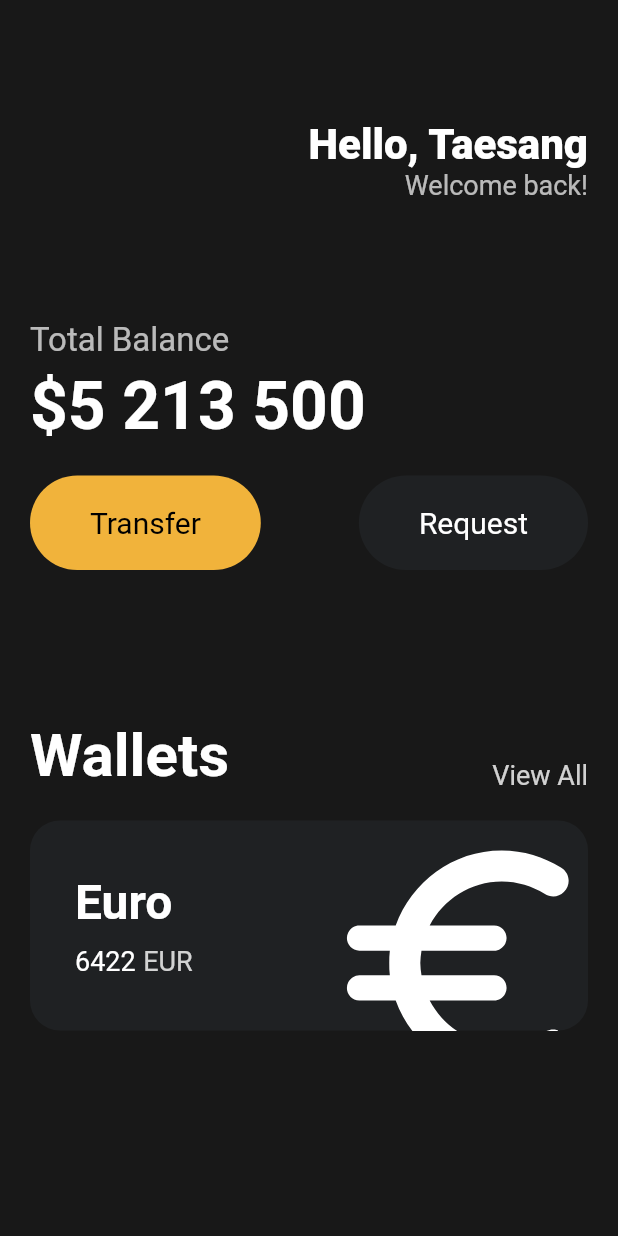
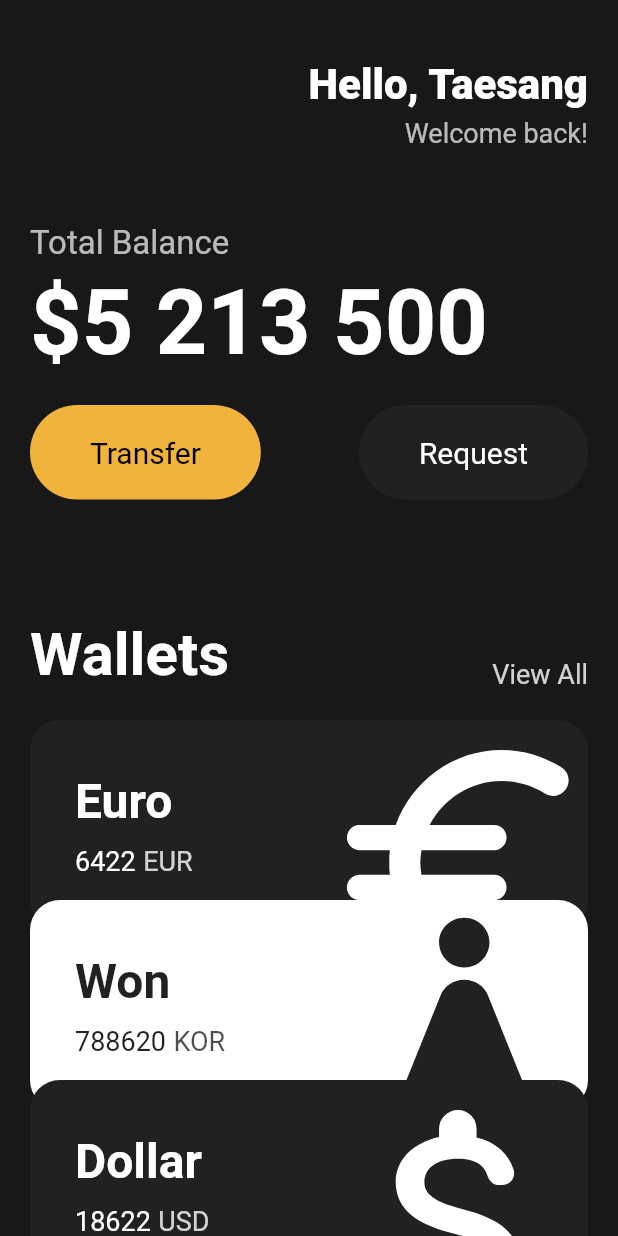
Before and after one commit to windo-developer/dart_with_flutter, a Flutter app: the screen it shows after launch, on a phone screen of 412 x 824 dp. Run offline on Flutter 3.47's test engine with Material 2 defaults, Android fonts, the phone set to English and light mode, and no system bars.

Commit message:
add card widget with transform

```diff
--- a/lib/main.dart
+++ b/lib/main.dart
@@ -1,5 +1,6 @@
 import 'package:flutter/material.dart';
 import 'package:imagebox/widgets/Button.dart';
+import 'package:imagebox/widgets/card.dart';
 
 void main() {
   runApp(App());
@@ -11,7 +12,8 @@ class App extends StatelessWidget {
     return MaterialApp(
       home: Scaffold(
         backgroundColor: const Color(0xFF181818),
-        body: Padding(
+        body: SingleChildScrollView(
+          child: Padding(
             padding: const EdgeInsets.symmetric(
               horizontal: 20,
             ),
@@ -19,7 +21,7 @@ class App extends StatelessWidget {
               crossAxisAlignment: CrossAxisAlignment.start,
               children: [
                 const SizedBox(
-                height: 80,
+                  height: 40,
                 ),
                 Row(
                   mainAxisAlignment: MainAxisAlignment.end,
@@ -35,6 +37,9 @@ class App extends StatelessWidget {
                             fontWeight: FontWeight.w800,
                           ),
                         ),
+                        const SizedBox(
+                          height: 5,
+                        ),
                         Text(
                           "Welcome back!",
                           style: TextStyle(
@@ -47,7 +52,7 @@ class App extends StatelessWidget {
                   ],
                 ),
                 const SizedBox(
-                height: 80,
+                  height: 50,
                 ),
                 Text(
                   "Total Balance",
@@ -63,7 +68,7 @@ class App extends StatelessWidget {
                   "\$5 213 500",
                   style: TextStyle(
                     color: Colors.white,
-                  fontSize: 44,
+                    fontSize: 60,
                     fontWeight: FontWeight.w600,
                   ),
                 ),
@@ -84,7 +89,7 @@ class App extends StatelessWidget {
                   ],
                 ),
                 const SizedBox(
-                height: 100,
+                  height: 80,
                 ),
                 Row(
                   crossAxisAlignment: CrossAxisAlignment.end,
@@ -109,70 +114,35 @@ class App extends StatelessWidget {
                 const SizedBox(
                   height: 20,
                 ),
-              Container(
-                clipBehavior: Clip.hardEdge,
-                decoration: BoxDecoration(
-                  color: const Color(0XFF1F2123),
-                  borderRadius: BorderRadius.circular(20),
+                const CurrencyCard(
+                  name: "Euro",
+                  code: "EUR",
+                  amount: "6422",
+                  icon: Icons.euro_rounded,
+                  isInverted: false,
                 ),
-                child: Padding(
-                  padding: const EdgeInsets.all(30),
-                  child: Row(
-                    mainAxisAlignment: MainAxisAlignment.spaceBetween,
-                    children: [
-                      Column(
-                        crossAxisAlignment: CrossAxisAlignment.start,
-                        children: [
-                          const Text(
-                            "Euro",
-                            style: TextStyle(
-                              color: Colors.white,
-                              fontSize: 32,
-                              fontWeight: FontWeight.w600,
+                Transform.translate(
+                  offset: const Offset(0, -20),
+                  child: const CurrencyCard(
+                    name: "Won",
+                    code: "KOR",
+                    amount: "788620",
+                    icon: Icons.woman,
+                    isInverted: true,
                   ),
                 ),
-                          const SizedBox(
-                            height: 10,
-                          ),
-                          Row(
-                            children: [
-                              const Text(
-                                "6422",
-                                style: TextStyle(
-                                  color: Colors.white,
-                                  fontSize: 18,
-                                ),
-                              ),
-                              const SizedBox(
-                                width: 5,
-                              ),
-                              Text(
-                                "EUR",
-                                style: TextStyle(
-                                  color: Colors.white.withOpacity(0.8),
-                                  fontSize: 18,
+                Transform.translate(
+                  offset: const Offset(0, -40),
+                  child: const CurrencyCard(
+                    name: "Dollar",
+                    code: "USD",
+                    amount: "18622",
+                    icon: Icons.attach_money_rounded,
+                    isInverted: false,
                   ),
                 ),
               ],
             ),
-                        ],
-                      ),
-                      Transform.scale(
-                        scale: 2.5,
-                        child: Transform.translate(
-                          offset: const Offset(-5, 10),
-                          child: const Icon(
-                            Icons.euro_rounded,
-                            color: Colors.white,
-                            size: 80,
-                          ),
-                        ),
-                      )
-                    ],
-                  ),
-                ),
-              )
-            ],
           ),
         ),
       ),
--- /dev/null
+++ b/lib/widgets/card.dart
@@ -0,0 +1,87 @@
+import 'package:flutter/material.dart';
+
+class CurrencyCard extends StatelessWidget {
+  final String name, code, amount;
+  final IconData icon;
+  final bool isInverted;
+
+  final _blackColorCode = const Color(0XFF1F2123);
+
+  const CurrencyCard({
+    super.key,
+    required this.name,
+    required this.code,
+    required this.amount,
+    required this.icon,
+    required this.isInverted,
+  });
+
+  @override
+  Widget build(BuildContext context) {
+    return Container(
+      clipBehavior: Clip.hardEdge,
+      decoration: BoxDecoration(
+        color: isInverted ? Colors.white : _blackColorCode,
+        borderRadius: BorderRadius.circular(20),
+      ),
+      child: Padding(
+        padding: const EdgeInsets.all(30),
+        child: Row(
+          mainAxisAlignment: MainAxisAlignment.spaceBetween,
+          children: [
+            Column(
+              crossAxisAlignment: CrossAxisAlignment.start,
+              children: [
+                Text(
+                  name,
+                  style: TextStyle(
+                    color: isInverted ? _blackColorCode : Colors.white,
+                    fontSize: 32,
+                    fontWeight: FontWeight.w600,
+                  ),
+                ),
+                const SizedBox(
+                  height: 10,
+                ),
+                Row(
+                  children: [
+                    Text(
+                      amount,
+                      style: TextStyle(
+                        color: isInverted ? _blackColorCode : Colors.white,
+                        fontSize: 18,
+                      ),
+                    ),
+                    const SizedBox(
+                      width: 5,
+                    ),
+                    Text(
+                      code,
+                      style: TextStyle(
+                        color: isInverted
+                            ? _blackColorCode.withOpacity(0.8)
+                            : Colors.white.withOpacity(0.8),
+                        fontSize: 18,
+                      ),
+                    ),
+                  ],
+                ),
+              ],
+            ),
+            Transform.scale(
+              scale: 2.5,
+              child: Transform.translate(
+                offset: const Offset(-5, 10),
+                child: Icon(
+                  icon,
+                  color: isInverted ? _blackColorCode : Colors.white,
+                  size: 80,
+                ),
+              ),
+            )
+          ],
+        ),
+      ),
+    );
+  }
+}
```
Lines whose indentation alone changed are shown as unchanged.
